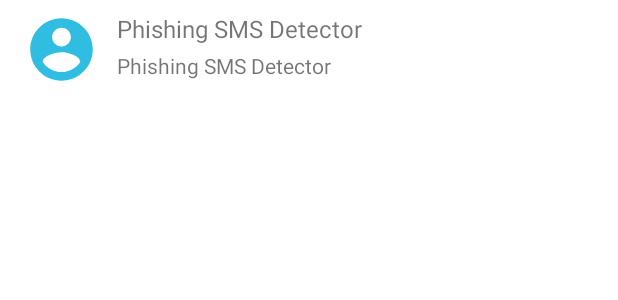
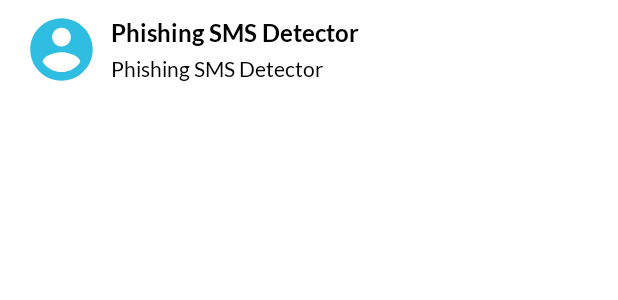
Before and after one commit to The-Fuse/SMS-Phishing-Detection, an Android app: the layout sender_card.xml on its own in the app's theme, with its tools: preview values and no code run, on a phone screen of 412 x 824 dp. Shown: the top 300 px of the screen. Run offline under Robolectric (Android 15) with nearby library versions, the phone set to English and light mode, and no system bars.

Commit message:
fonts added

```diff
--- a/app/src/main/res/layout/message_card.xml
+++ b/app/src/main/res/layout/message_card.xml
@@ -16,6 +16,8 @@
         android:orientation="vertical"
         android:layout_width="match_parent"
         android:layout_height="wrap_content"
+        android:padding="8dp"
+        android:background="@drawable/cardsbg"
         android:layout_marginBottom="12dp"
         android:onClick="@{() -> clickListener.onClick(message)}">
 
@@ -35,6 +37,7 @@
             android:background="@drawable/message_bg"
             android:layout_height="wrap_content"
             android:layout_marginStart="12dp"
+            android:fontFamily="@font/lato"
             android:layout_marginEnd="40dp"
             android:text="@{message.body}"
             android:autoLink="all"
--- a/app/src/main/res/layout/sender_card.xml
+++ b/app/src/main/res/layout/sender_card.xml
@@ -41,11 +41,14 @@
             android:id="@+id/sender_name_textView"
             android:layout_width="0dp"
             android:layout_height="wrap_content"
-            android:layout_marginStart="12dp"
+            android:layout_marginStart="8dp"
+            android:layout_marginTop="4dp"
             android:layout_marginEnd="24dp"
+            android:fontFamily="@font/lato_bold"
+            android:text="@{message.address}"
+            android:textColor="@color/black"
+            android:textSize="16sp"
             app:bindTextColor="@{message.read}"
-            android:textSize="16sp"
-            android:text="@{message.address}"
             app:layout_constraintEnd_toEndOf="parent"
             app:layout_constraintStart_toEndOf="@+id/sender_imageView"
             app:layout_constraintTop_toTopOf="@+id/sender_imageView"
@@ -54,12 +57,15 @@
         <TextView
             android:layout_width="0dp"
             android:layout_height="wrap_content"
-            android:layout_marginTop="4dp"
+            android:layout_marginTop="2dp"
             android:layout_marginEnd="24dp"
+            android:fontFamily="@font/lato"
             android:maxLines="2"
+            android:text="@{message.body}"
+            android:textColor="@color/black"
             android:textSize="14sp"
             app:bindTextColor="@{message.read}"
-            android:text="@{message.body}"
+            app:layout_constraintBottom_toBottomOf="@+id/sender_imageView"
             app:layout_constraintEnd_toEndOf="parent"
             app:layout_constraintStart_toStartOf="@+id/sender_name_textView"
             app:layout_constraintTop_toBottomOf="@+id/sender_name_textView"
--- a/app/src/main/res/values/strings.xml
+++ b/app/src/main/res/values/strings.xml
@@ -2,7 +2,7 @@
     <string name="app_name">Phishing SMS Detector</string>
     <!-- TODO: Remove or change this placeholder text -->
     <string name="hello_blank_fragment">Hello blank fragment</string>
-    <string name="temp_msg">100% data quota exhausted as on 22-Jan-22 19:31. Jio Number : 8077177736 Plan Name : Rs 119-14D-1.5GB/D Bucket Name : Data  Internet speed will be reduced if you do not have any other active recharge plan or 4G data voucher. To continue enjoying high speed internet, click https://www.jio.com/dl/data_voucher and recharge. Dial 1991, to know your current balance, validity, plan details and for exciting recharge plans.</string>
+    <string name="temp_msg">100% data quota exhausted as on 22-Jan-22 19:31. Jio Number : 8077177736 Plan Name : Rs 119-14D-1.5GB/D Bucket Name : Data  Internet speed will click https://www.jio.com/dl/data_voucher and recharge. Dial 1991, to know your current balance, validity, plan details and for exciting recharge plans.</string>
     <string name="hindi">हिन्दी</string>
     <string name="phishing_notification_channel_id">phishing_channel</string>
     <string name="phishing_notification_channel_name">phishing</string>
```
Also changed, not shown: app/src/main/res/drawable/cardsbg.xml (added, +9 -0 lines), app/src/main/res/layout/fragment_message_details.xml (+34 -8 lines), app/src/main/res/font/lato.ttf (added), app/src/main/res/font/lato_bold.ttf (added), app/src/main/res/font/lato_light.ttf (added), app/src/main/res/font/roboto.ttf (added), app/src/main/res/font/roboto_bold.ttf (added).
